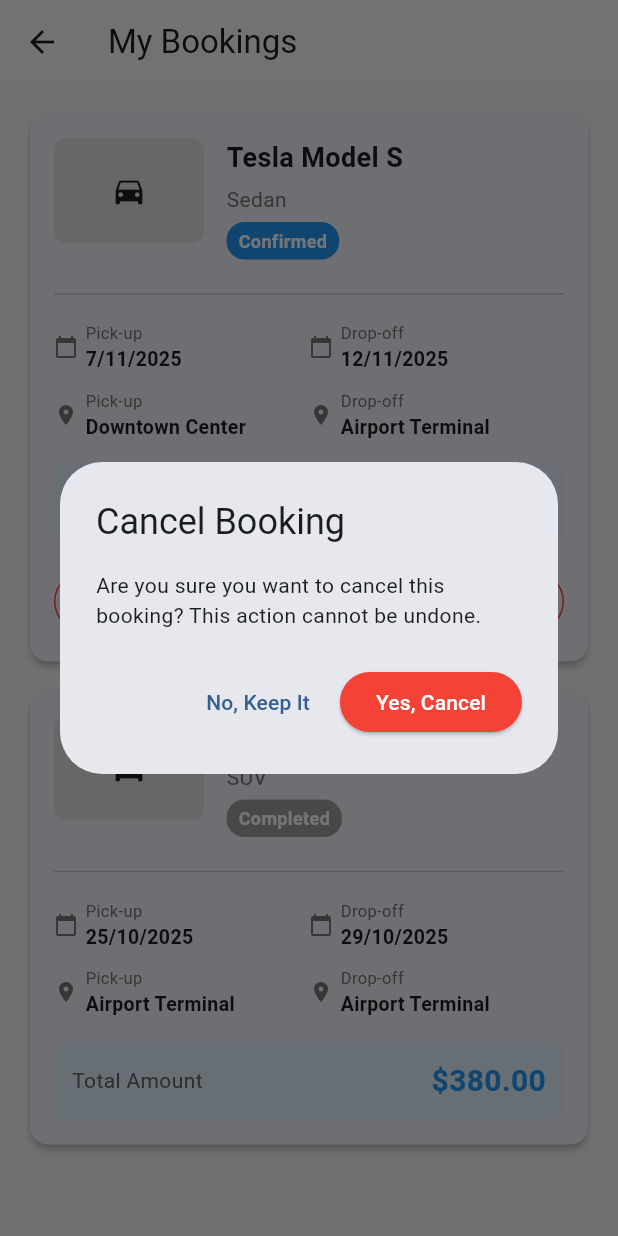
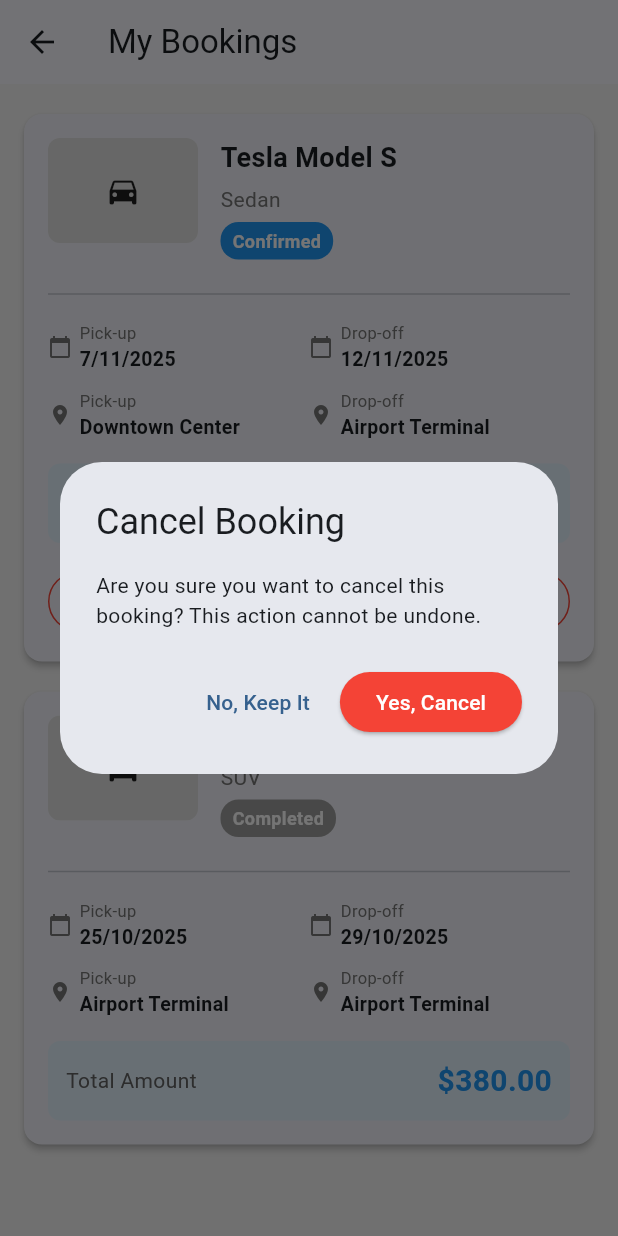
Before and after one commit to Zashq/Portofolio, a Flutter app: the MyBookingsScreen screen opened by its route, after a tap on "Cancel Booking", on a phone screen of 412 x 824 dp. Run offline on Flutter 3.47's test engine with Material 3 defaults, Android fonts, the phone set to English and light mode, and no system bars; network calls fail.

Commit message:
adjusted desktop responsiveness

```diff
--- a/car_rental_pwa/lib/screens/my_bookings_screen.dart
+++ b/car_rental_pwa/lib/screens/my_bookings_screen.dart
@@ -1,6 +1,7 @@
 import 'package:flutter/material.dart';
 import '../models/booking.dart';
 import '../models/car.dart';
+import '../widgets/responsive_wrapper.dart';
 
 class MyBookingsScreen extends StatefulWidget {
   const MyBookingsScreen({super.key});
@@ -84,12 +85,17 @@
                 ],
               ),
             )
-          : ListView.builder(
-              padding: const EdgeInsets.all(20),
-              itemCount: bookings.length,
-              itemBuilder: (context, index) {
-                return _buildBookingCard(bookings[index]);
-              },
+          : ResponsiveWrapper(
+              child: ListView.builder(
+                padding: EdgeInsets.symmetric(
+                  horizontal: ResponsiveConstraints.getHorizontalPadding(context),
+                  vertical: 20,
+                ),
+                itemCount: bookings.length,
+                itemBuilder: (context, index) {
+                  return _buildBookingCard(bookings[index]);
+                },
+              ),
             ),
     );
   }
--- /dev/null
+++ b/car_rental_pwa/lib/widgets/responsive_wrapper.dart
@@ -0,0 +1,72 @@
+import 'package:flutter/material.dart';
+
+class ResponsiveWrapper extends StatelessWidget {
+  final Widget child;
+  final double maxWidth;
+  final bool useCenter;
+
+  const ResponsiveWrapper({
+    super.key,
+    required this.child,
+    this.maxWidth = 1000,
+    this.useCenter = true,
+  });
+
+  @override
+  Widget build(BuildContext context) {
+    final constrainedChild = ConstrainedBox(
+      constraints: BoxConstraints(maxWidth: maxWidth),
+      child: child,
+    );
+
+    if (useCenter) {
+      return Center(child: constrainedChild);
+    }
+    return Align(
+      alignment: Alignment.topCenter,
+      child: constrainedChild,
+    );
+  }
+}
+
+class ResponsiveConstraints {
+  static const double mobileBreakpoint = 600;
+  static const double tabletBreakpoint = 900;
+  static const double desktopBreakpoint = 1200;
+
+  // Desktop-first: reasonable content widths
+  static const double maxContentWidth = 1000;
+  static const double maxCardWidth = 900;
+  static const double maxFormWidth = 700;
+
+  static bool isMobile(BuildContext context) =>
+      MediaQuery.of(context).size.width < mobileBreakpoint;
+
+  static bool isTablet(BuildContext context) =>
+      MediaQuery.of(context).size.width >= mobileBreakpoint &&
+      MediaQuery.of(context).size.width < tabletBreakpoint;
+
+  static bool isDesktop(BuildContext context) =>
+      MediaQuery.of(context).size.width >= tabletBreakpoint;
+
+  static double getHorizontalPadding(BuildContext context) {
+    final width = MediaQuery.of(context).size.width;
+    if (width < mobileBreakpoint) return 16;
+    if (width < tabletBreakpoint) return 32;
+    if (width < 1400) return 48;
+    return 80; // Extra padding for very large screens
+  }
+
+  static int getCrossAxisCount(BuildContext context) {
+    final width = MediaQuery.of(context).size.width;
+    if (width < mobileBreakpoint) return 1;
+    if (width < tabletBreakpoint) return 2;
+    return 3; // Desktop shows 3 cards in a row
+  }
+
+  static double getImageHeight(BuildContext context) {
+    if (isMobile(context)) return 180;
+    if (isTablet(context)) return 220;
+    return 280; // Larger images on desktop
+  }
+}
```
Also changed, not shown: car_rental_pwa/lib/screens/booking_screen.dart (+47 -6 lines), car_rental_pwa/lib/screens/car_details_screen.dart (+34 -3 lines), car_rental_pwa/lib/screens/home_screen.dart (+49 -5 lines), car_rental_pwa/lib/widgets/car_card.dart (+8 -3 lines), .claude/settings.local.json (added).
